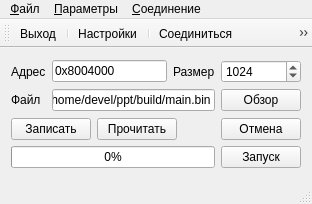
Before: the Qt Designer form mainwindow.ui in catompiler/qmodbus_boot, drawn with Qt 5.
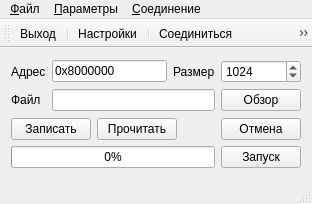
After: the same form once the commit is applied. Icons and pictures are not drawn.

```diff
--- a/mainwindow.ui
+++ b/mainwindow.ui
@@ -33,7 +33,7 @@
          </sizepolicy>
         </property>
         <property name="text">
-         <string>0x8004000</string>
+         <string>0x8000000</string>
         </property>
        </widget>
       </item>
@@ -67,7 +67,7 @@
       <item row="1" column="1" colspan="2">
        <widget class="QLineEdit" name="leFileName">
         <property name="text">
-         <string>D:/home/devel/ppt/build/main.bin</string>
+         <string/>
         </property>
        </widget>
       </item>
```
Left out of the diff: 24 changed lines with no effect on the pictures.
